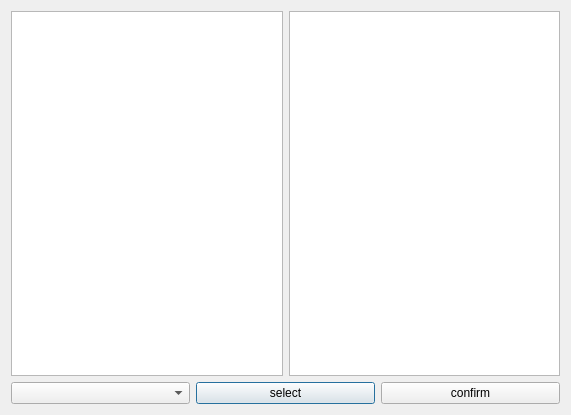
Above: Learn_Words_App_0_0_1/setword.ui from Sautenko-Andrey/learn_words_app before the change. Below: the same form after it.
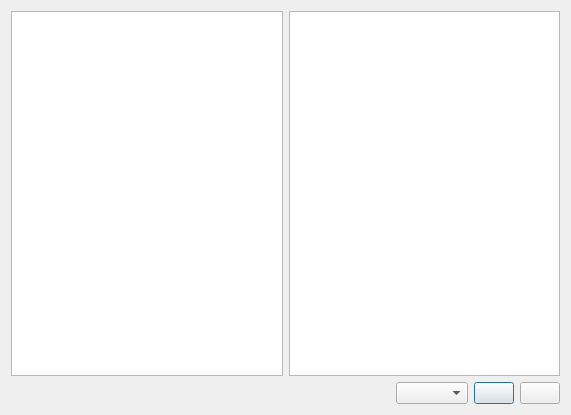
That is the form after the change.

```diff
--- a/Learn_Words_App_0_0_1/setword.ui
+++ b/Learn_Words_App_0_0_1/setword.ui
@@ -42,20 +42,33 @@
      </item>
      <item>
       <layout class="QHBoxLayout" name="horizontalLayout">
+       <item>
+        <spacer name="horizontalSpacer">
+         <property name="orientation">
+          <enum>Qt::Horizontal</enum>
+         </property>
+         <property name="sizeHint" stdset="0">
+          <size>
+           <width>248</width>
+           <height>20</height>
+          </size>
+         </property>
+        </spacer>
+       </item>
        <item>
         <widget class="QComboBox" name="mode_comboBox"/>
        </item>
        <item>
         <widget class="QPushButton" name="selectButton">
          <property name="text">
-          <string>select</string>
+          <string/>
          </property>
         </widget>
        </item>
        <item>
         <widget class="QPushButton" name="setButton">
          <property name="text">
-          <string>confirm</string>
+          <string/>
          </property>
          <property name="shortcut">
           <string>Ctrl+Return</string>
```
Left out of the diff: 6 changed lines with no effect on the pictures.
